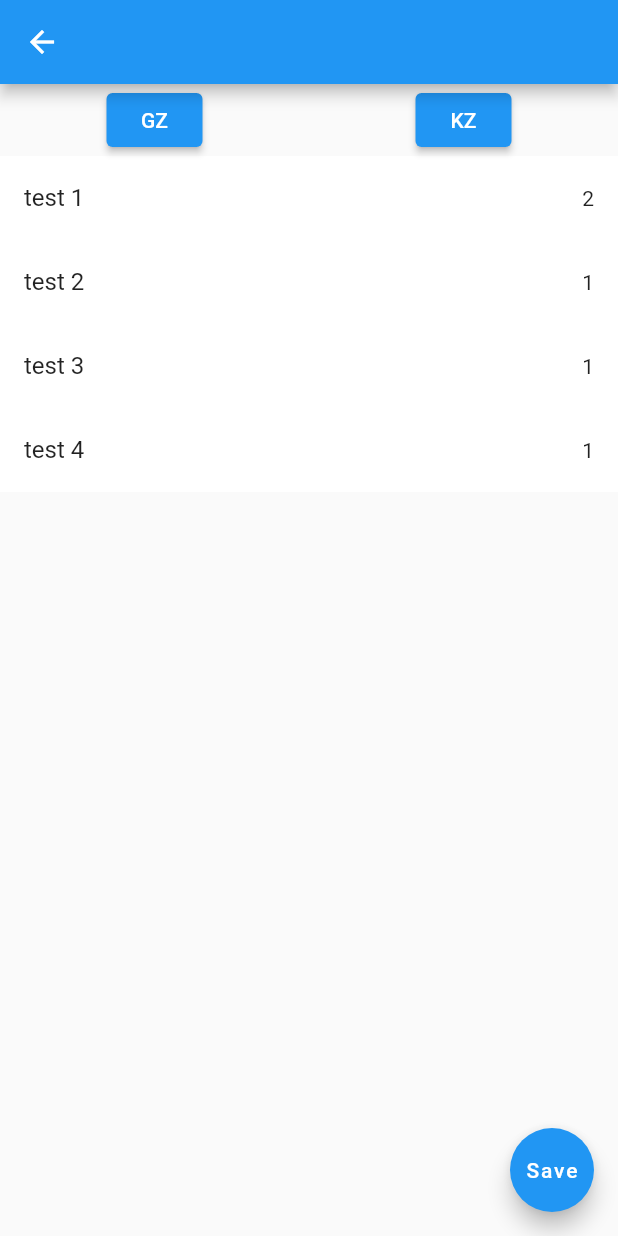
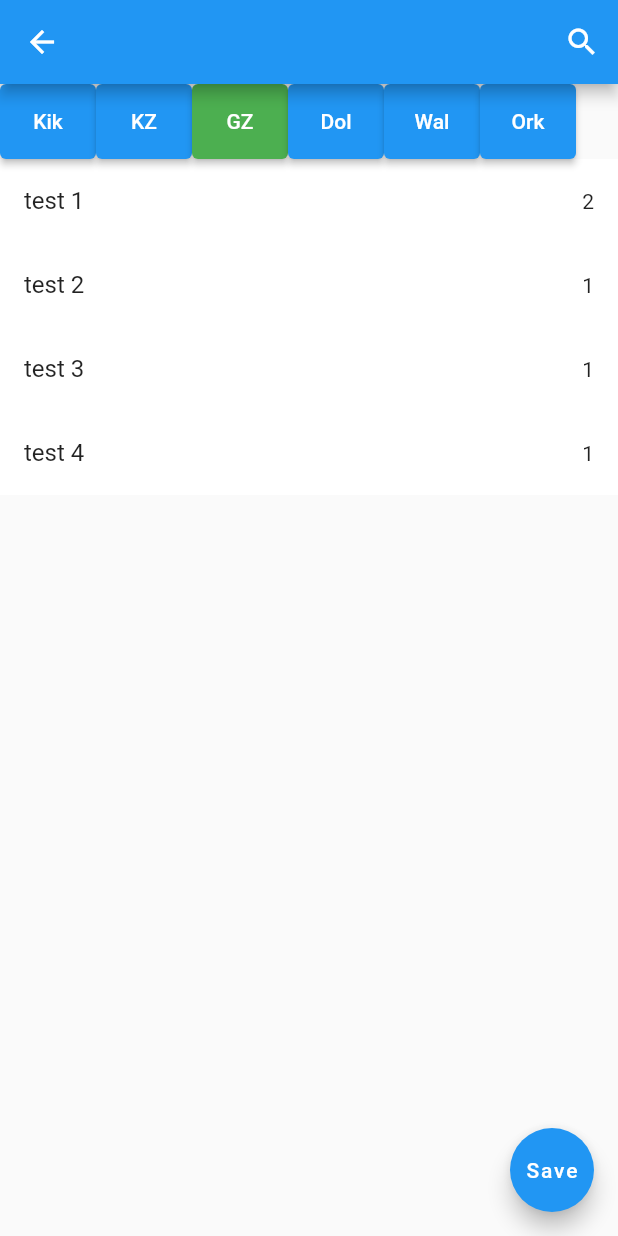
Before and after one commit to DiRTCiBai/zovo2, a Flutter app: the screen it shows after launch, after a tap on "Aanwezigheden", on a phone screen of 412 x 824 dp. Run offline on Flutter 3.47's test engine with Material 2 defaults, Android fonts, the light colour scheme and no system bars; our stand-ins replace bloc, equatable, flutter_bloc, go_router.

Commit message:
search scherm toegevoegd

```diff
--- /dev/null
+++ b/lib/controllers/zwemmers_controller/zwemmers_controller.dart
@@ -0,0 +1,16 @@
+import 'package:zovo2/models/database_models/zwemmer.dart';
+
+import '../../test_data/zwemmer_test_data.dart';
+
+class ZwemmersController {
+  final _zwemmers = zwemmerTestData;
+
+  List<Zwemmer> getSearchResults(String query) {
+    return _zwemmers.where((element) => element.naam.toLowerCase().contains(query.toLowerCase())).toList();
+  }
+
+  void toggleAanwezighden(zwemmerId) {
+    final res = zwemmerTestData.firstWhere((element) => element.id == zwemmerId);
+    res.isAanwezig = !res.isAanwezig;
+  }
+}
--- a/lib/services/database/groepen.dart
+++ b/lib/services/database/groepen.dart
@@ -1 +1,8 @@
-List<String> groepen = ["GZ", "KZ"];
+List<String> groepen = [
+  "Kik",
+  "KZ",
+  "GZ",
+  "Dol",
+  "Wal",
+  "Ork",
+];
--- a/lib/view/screens/afnemen_screen/afnemen_screen.dart
+++ b/lib/view/screens/afnemen_screen/afnemen_screen.dart
@@ -1,6 +1,7 @@
 import 'package:flutter/material.dart';
 import 'package:flutter_bloc/flutter_bloc.dart';
 import 'package:go_router/go_router.dart';
+import 'package:zovo2/view/screens/afnemen_screen/search/afnemen_search_delegate.dart';
 
 import 'state/afnemen_screen_cubit.dart';
 
@@ -69,20 +70,39 @@ class _AfnemenScreenWrappedState extends State<AfnemenScreenWrapped> {
               },
               child: state.mode ? const Text("Save") : const Text("Test"),
             ),
-            appBar: AppBar(),
+            appBar: AppBar(
+              actions: [
+                IconButton(
+                  onPressed: () {
+                    showSearch(context: context, delegate: AfnemenSearchDelegate());
+                  },
+                  icon: const Icon(Icons.search),
+                ),
+              ],
+            ),
             body: CustomScrollView(
               slivers: [
                 SliverToBoxAdapter(
-                  child: Row(
-                    mainAxisAlignment: MainAxisAlignment.spaceAround,
-                    children: state.groepen
-                        .map((e) => ElevatedButton(
-                              onPressed: () {
-                                _cubit.changeGroep(e);
-                              },
-                              child: Text(e),
-                            ))
-                        .toList(),
+                  child: SizedBox(
+                    height: 50,
+                    child: ListView.builder(
+                      scrollDirection: Axis.horizontal,
+                      itemBuilder: (ctx, index) {
+                        final groep = state.groepen[index];
+
+                        return ElevatedButton(
+                          style: ButtonStyle(
+                            backgroundColor: MaterialStateProperty.all<Color>(
+                                state.currentGroep == state.groepen[index] ? Colors.green : Colors.blue),
+                          ),
+                          onPressed: () {
+                            _cubit.changeGroep(groep);
+                          },
+                          child: Text(groep),
+                        );
+                      },
+                      itemCount: state.groepen.length,
+                    ),
                   ),
                 ),
                 SliverList(
--- a/lib/view/screens/afnemen_screen/state/afnemen_screen_cubit.dart
+++ b/lib/view/screens/afnemen_screen/state/afnemen_screen_cubit.dart
@@ -19,6 +19,7 @@ class AfnemenScreenCubit extends Cubit<AfnemenScreenState> {
     if (mode == "afnemen") {
       _mode = true;
       emit(AfnemenScreenDisplay(
+        currentGroep: _currentGroep,
         zwemmerLijst: _map(),
         groepen: _groepen,
         mode: true,
@@ -29,6 +30,7 @@ class AfnemenScreenCubit extends Cubit<AfnemenScreenState> {
 
     emit(AfnemenScreenDisplay(
       zwemmerLijst: _map(),
+      currentGroep: _currentGroep,
       groepen: _groepen,
       mode: false,
     ));
@@ -51,6 +53,7 @@ class AfnemenScreenCubit extends Cubit<AfnemenScreenState> {
     emit(AfnemenScreenDisplay(
       zwemmerLijst: _map(),
       groepen: _groepen,
+      currentGroep: _currentGroep,
       mode: _mode,
     ));
   }
@@ -93,6 +96,7 @@ class AfnemenScreenCubit extends Cubit<AfnemenScreenState> {
 
     emit(AfnemenScreenDisplay(
       zwemmerLijst: _map(),
+      currentGroep: _currentGroep,
       groepen: _groepen,
       mode: _mode,
     ));
--- a/lib/view/screens/afnemen_screen/state/afnemen_screen_state.dart
+++ b/lib/view/screens/afnemen_screen/state/afnemen_screen_state.dart
@@ -18,11 +18,13 @@ class AfnemenScreenDisplay extends AfnemenScreenState {
   final List<Afnemen> zwemmerLijst;
   final bool mode;
   final List<String> groepen;
+  final String currentGroep;
 
   AfnemenScreenDisplay({
     required this.zwemmerLijst,
     required this.mode,
     required this.groepen,
+    required this.currentGroep,
   });
 
   @override
```
Also changed, not shown: lib/view/screens/afnemen_screen/search/afnemen_search_delegate.dart (added, +95 -0 lines).
